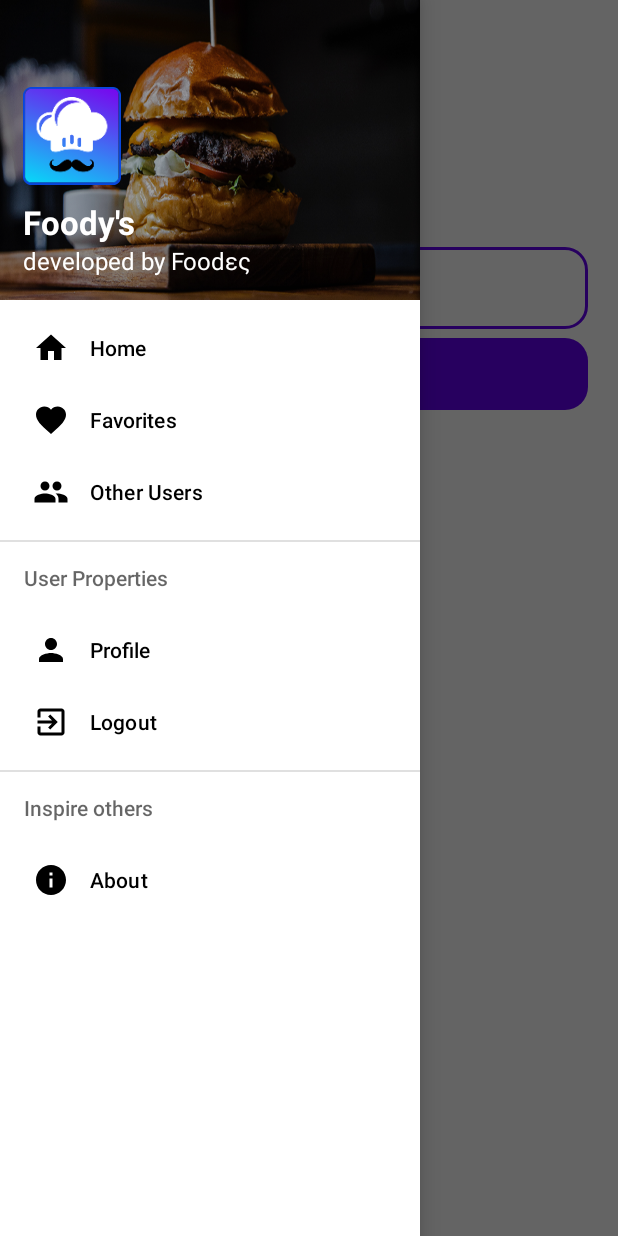
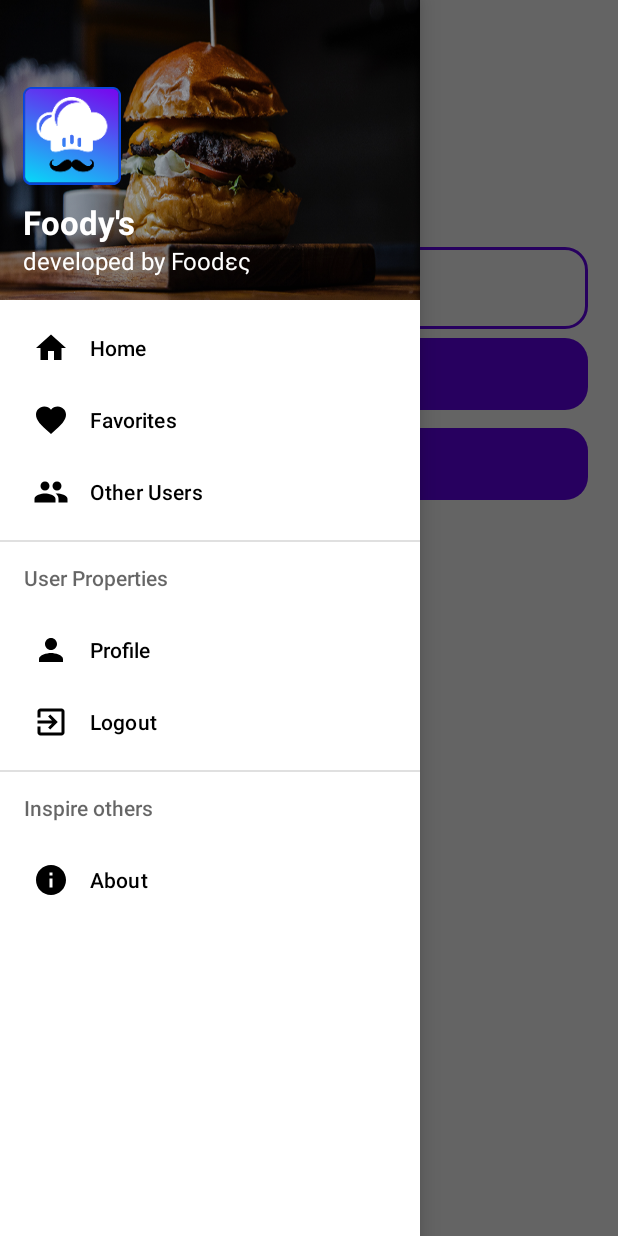
Before and after one commit to giannisSch/recipes-android-application, an Android app: the SearchActivity screen opened directly, with no data from a screen before it, with the side drawer open, on a phone screen of 412 x 824 dp. Run offline under Robolectric (Android 15) with nearby library versions, the phone set to English and light mode, and no system bars.

Commit message:
lucky btn

```diff
--- a/app/src/main/java/com/foodes/recipeapp/SearchActivity.java
+++ b/app/src/main/java/com/foodes/recipeapp/SearchActivity.java
@@ -25,6 +25,8 @@ import com.google.android.material.dialog.MaterialAlertDialogBuilder;
 import com.google.android.material.navigation.NavigationView;
 import com.google.android.material.textview.MaterialTextView;
 
+import java.util.Random;
+
 public class SearchActivity extends AppCompatActivity implements NavigationView.OnNavigationItemSelectedListener {
 
     private String loggedInUsername;
@@ -32,9 +34,10 @@ public class SearchActivity extends AppCompatActivity implements NavigationView.
     NavigationView navigationView;
     ActionBarDrawerToggle toggle;
     private MaterialTextView greeting;
-    Button searchBtn;
+    Button searchBtn, feelLucky;
     private EditText basicIngredient;
     int userId;
+    private int random;
 
 
     @Override
@@ -68,6 +71,22 @@ public class SearchActivity extends AppCompatActivity implements NavigationView.
         //drawer selection switch
         navigationView.setNavigationItemSelectedListener(this);
 
+        //Feel luky button
+        feelLucky   =   (Button)findViewById(R.id.drawerRandomSearchBtn);
+        final String[] randomIngredients = getResources().getStringArray(R.array.randomIngredients);
+        feelLucky.setOnClickListener(new View.OnClickListener() {
+            @Override
+            public void onClick(View v) {
+               random = new Random().nextInt(63) + 0;
+                Intent intent = new Intent(SearchActivity.this, RecipesMenuActivity.class);
+                intent.putExtra("ingredient", randomIngredients[random]);
+                intent.putExtra("userId",userId);
+                intent.putExtra("Username", loggedInUsername);
+                startActivity(intent);
+            }
+        });
+
+        //Search Button
         searchBtn = findViewById(R.id.drawerSearchBtn);
         searchBtn.setOnClickListener(new View.OnClickListener() {
             @Override
--- a/app/src/main/res/layout/activity_search.xml
+++ b/app/src/main/res/layout/activity_search.xml
@@ -7,7 +7,7 @@
     android:layout_height="match_parent"
     android:fitsSystemWindows="true"
     tools:context=".SearchActivity"
-    tools:openDrawer="start">
+    tools:openDrawer="end">
 
     <androidx.constraintlayout.widget.ConstraintLayout
         android:layout_width="match_parent"
@@ -88,6 +88,24 @@
             app:shapeAppearanceOverlay="@style/RoundFieldAppearance"
             tools:ignore="HardcodedText" />
 
+
+        <Button
+            android:id="@+id/drawerRandomSearchBtn"
+            android:layout_width="match_parent"
+            android:layout_height="60dp"
+            android:layout_marginStart="20dp"
+            android:layout_marginEnd="20dp"
+            android:layout_marginBottom="200dp"
+            android:text="Feel lucky"
+            android:textAllCaps="false"
+            android:textSize="16sp"
+            android:textStyle="normal"
+            app:layout_constraintEnd_toEndOf="parent"
+            app:layout_constraintStart_toStartOf="parent"
+            app:layout_constraintTop_toBottomOf="@+id/drawerSearchBtn"
+            app:shapeAppearanceOverlay="@style/RoundFieldAppearance"
+            tools:ignore="HardcodedText" />
+
         <com.google.android.material.textview.MaterialTextView
             android:id="@+id/suggestion_txt"
             android:layout_width="wrap_content"
@@ -98,7 +116,7 @@
             android:textSize="18sp"
             android:textStyle="bold"
             app:layout_constraintStart_toStartOf="parent"
-            app:layout_constraintTop_toBottomOf="@+id/drawerSearchBtn" />
+            app:layout_constraintTop_toBottomOf="@+id/drawerRandomSearchBtn" />
 
     </androidx.constraintlayout.widget.ConstraintLayout>
 
--- a/app/src/main/res/values/strings.xml
+++ b/app/src/main/res/values/strings.xml
@@ -34,4 +34,75 @@
     <!-- TODO: Remove or change this placeholder text -->
     <string name="hello_blank_fragment">Hello blank fragment</string>
 
+    <string-array name="randomIngredients">
+        <item>beef</item>
+        <item>goat</item>
+        <item>meatball</item>
+        <item>pork</item>
+        <item>bat</item>
+        <item>rice</item>
+        <item>wasabi</item>
+        <item>egg</item>
+        <item>Octopus</item>
+        <item>pancakes</item>
+        <item>crepa</item>
+        <item>chocolate</item>
+        <item>vanilla</item>
+        <item>ice cream</item>
+        <item>rice</item>
+        <item>carrot</item>
+        <item>Asian greens</item>
+        <item>Broccoli</item>
+        <item>Capsicums</item>
+        <item>Cucumber</item>
+        <item>Ginger</item>
+        <item>Garlic</item>
+        <item>Mushrooms</item>
+        <item>Onions</item>
+        <item>Peas</item>
+        <item>Tomatoes</item>
+        <item>Sweet corn</item>
+        <item>Potatoes</item>
+        <item>Lettuce</item>
+        <item>Eggplant</item>
+        <item>Beans</item>
+        <item>Melons</item>
+        <item>Chilli</item>
+        <item>Spinach</item>
+        <item>Chicken</item>
+        <item>Crab</item>
+        <item>Deer</item>
+        <item>Eel</item>
+        <item>Elk</item>
+        <item>Frog</item>
+        <item>Mouse</item>
+        <item>Quail</item>
+        <item>Scorpion</item>
+        <item>Shark</item>
+        <item>Spider</item>
+        <item>Zebra</item>
+        <item>Turkey</item>
+        <item>Turtle</item>
+        <item>Snail</item>
+        <item>Snake</item>
+        <item>Squid</item>
+        <item>Swan</item>
+        <item>Mussels</item>
+        <item>Rabbit</item>
+        <item>Salmon</item>
+        <item>Ant</item>
+        <item>Bear</item>
+        <item>Duck</item>
+        <item>sweet potato</item>
+        <item>pizza</item>
+        <item>pasta</item>
+        <item>minced meat</item>
+        <item>worm</item>
+
+
+
+
+
+    </string-array>
+
 </resources>
```
